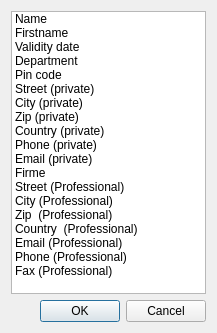
Before: the Qt Designer form HoruxCardDesigner/horuxfields.ui in BackupTheBerlios/horux-svn, drawn with Qt 5.
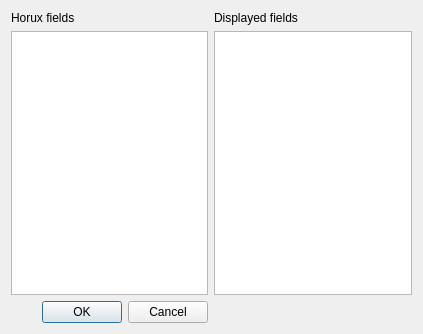
After: the same form once the commit is applied.

Diff of the .ui file:
```diff
--- a/HoruxCardDesigner/horuxfields.ui
+++ b/HoruxCardDesigner/horuxfields.ui
@@ -6,15 +6,15 @@
    <rect>
     <x>0</x>
     <y>0</y>
-    <width>217</width>
-    <height>333</height>
+    <width>423</width>
+    <height>334</height>
    </rect>
   </property>
   <property name="windowTitle">
    <string>Horux fields</string>
   </property>
   <layout class="QGridLayout" name="gridLayout">
-   <item row="0" column="0">
+   <item row="1" column="0">
     <widget class="QListWidget" name="fieldsList">
      <property name="selectionMode">
       <enum>QAbstractItemView::MultiSelection</enum>
@@ -22,104 +22,12 @@
      <property name="selectionRectVisible">
       <bool>false</bool>
      </property>
-     <item>
-      <property name="text">
-       <string>Name</string>
-      </property>
-     </item>
-     <item>
-      <property name="text">
-       <string>Firstname</string>
-      </property>
-     </item>
-     <item>
-      <property name="text">
-       <string>Validity date</string>
-      </property>
-     </item>
-     <item>
-      <property name="text">
-       <string>Department</string>
-      </property>
-     </item>
-     <item>
-      <property name="text">
-       <string>Pin code</string>
-      </property>
-     </item>
-     <item>
-      <property name="text">
-       <string>Street (private)</string>
-      </property>
-     </item>
-     <item>
-      <property name="text">
-       <string>City (private)</string>
-      </property>
-     </item>
-     <item>
-      <property name="text">
-       <string>Zip (private)</string>
-      </property>
-     </item>
-     <item>
-      <property name="text">
-       <string>Country (private)</string>
-      </property>
-     </item>
-     <item>
-      <property name="text">
-       <string>Phone (private)</string>
-      </property>
-     </item>
-     <item>
-      <property name="text">
-       <string>Email (private)</string>
-      </property>
-     </item>
-     <item>
-      <property name="text">
-       <string>Firme</string>
-      </property>
-     </item>
-     <item>
-      <property name="text">
-       <string>Street (Professional)</string>
-      </property>
-     </item>
-     <item>
-      <property name="text">
-       <string>City (Professional)</string>
-      </property>
-     </item>
-     <item>
-      <property name="text">
-       <string>Zip  (Professional)</string>
-      </property>
-     </item>
-     <item>
-      <property name="text">
-       <string>Country  (Professional)</string>
-      </property>
-     </item>
-     <item>
-      <property name="text">
-       <string>Email (Professional)</string>
-      </property>
-     </item>
-     <item>
-      <property name="text">
-       <string>Phone (Professional)</string>
-      </property>
-     </item>
-     <item>
-      <property name="text">
-       <string>Fax (Professional)</string>
-      </property>
-     </item>
     </widget>
    </item>
-   <item row="1" column="0">
+   <item row="1" column="1">
+    <widget class="QTextEdit" name="textDisplay"/>
+   </item>
+   <item row="2" column="0">
     <widget class="QDialogButtonBox" name="buttonBox">
      <property name="orientation">
       <enum>Qt::Horizontal</enum>
@@ -129,6 +37,20 @@
      </property>
     </widget>
    </item>
+   <item row="0" column="0">
+    <widget class="QLabel" name="label">
+     <property name="text">
+      <string>Horux fields</string>
+     </property>
+    </widget>
+   </item>
+   <item row="0" column="1">
+    <widget class="QLabel" name="label_2">
+     <property name="text">
+      <string>Displayed fields</string>
+     </property>
+    </widget>
+   </item>
   </layout>
  </widget>
  <resources/>
```
